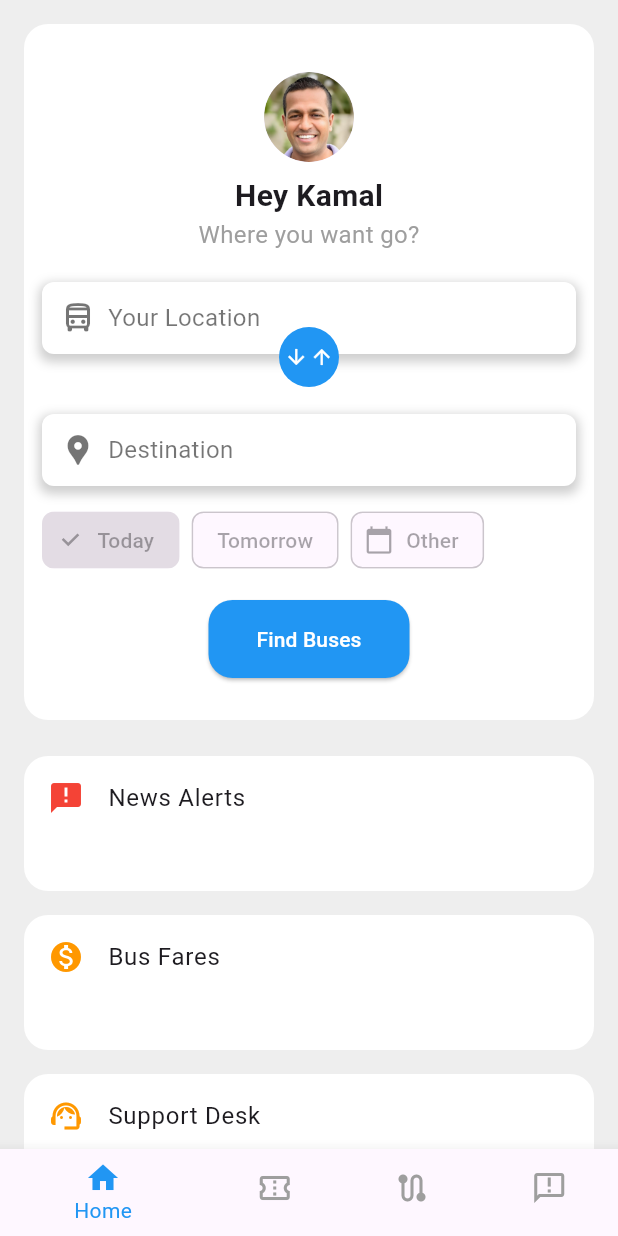
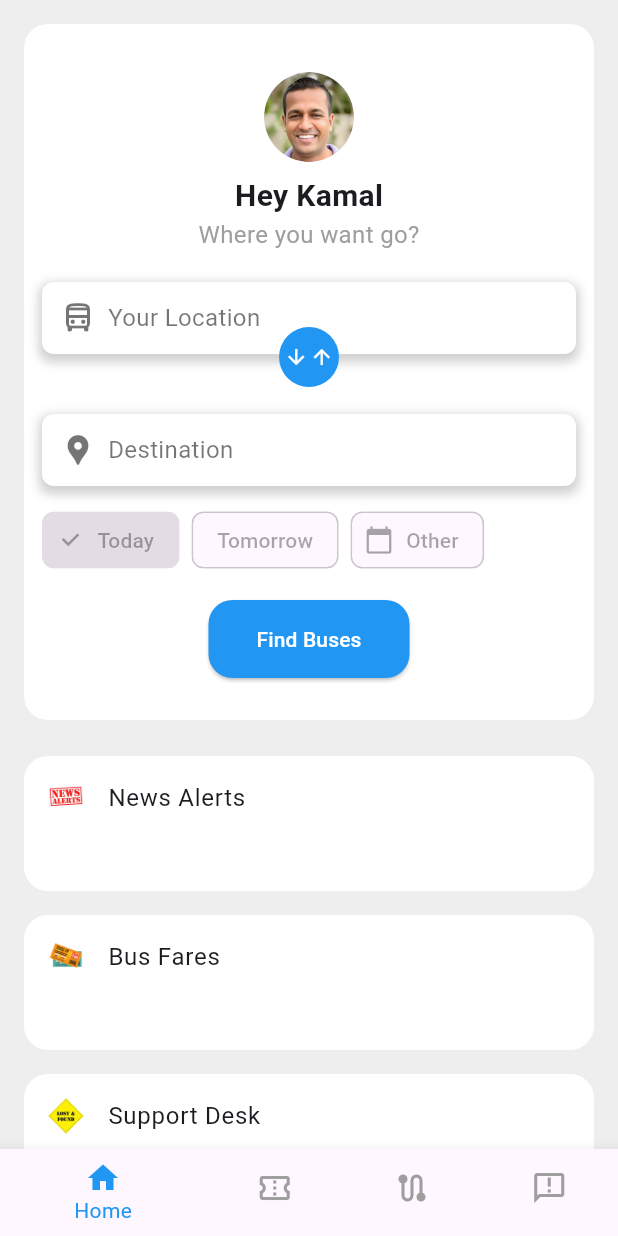
Before and after one commit to SadeeshaPerera/bus_booking_app, a Flutter app: the BusTimetableScreen screen opened directly, on a phone screen of 412 x 824 dp. Run offline on Flutter 3.47's test engine with Material 3 defaults, Android fonts, the phone set to English and light mode, and no system bars; our stand-ins replace firebase_auth, firebase_core; missing offline and left inert: firebase_ui_auth, firebase_ui_oauth_google; accounts and stored records are empty.

Commit message:
refactor: Change icons to images in home page section

```diff
--- a/lib/bus_tracking_feature/bus_time_table_screen.dart
+++ b/lib/bus_tracking_feature/bus_time_table_screen.dart
@@ -12,7 +12,10 @@ class BusTimetableScreen extends StatelessWidget {
         backgroundColor: const Color(0xFFEEEEEE),
         toolbarHeight: 0, // Hide the AppBar
       ),
-      body: SingleChildScrollView(
+      body: Column(
+        children: [
+          Expanded(
+            child: SingleChildScrollView(
               child: Padding(
                 padding: const EdgeInsets.all(16.0),
                 child: Column(
@@ -69,13 +72,14 @@ class BusTimetableScreen extends StatelessWidget {
                                           color: Colors.grey.withOpacity(0.5),
                                           spreadRadius: 2,
                                           blurRadius: 5,
-                                    offset: const Offset(
-                                        0, 3), // changes position of shadow
+                                          offset: const Offset(0,
+                                              3), // changes position of shadow
                                         ),
                                       ],
                                     ),
                                     child: const Column(
-                                crossAxisAlignment: CrossAxisAlignment.start,
+                                      crossAxisAlignment:
+                                          CrossAxisAlignment.start,
                                       children: [
                                         Row(
                                           children: [
@@ -106,13 +110,14 @@ class BusTimetableScreen extends StatelessWidget {
                                           color: Colors.grey.withOpacity(0.5),
                                           spreadRadius: 2,
                                           blurRadius: 5,
-                                    offset: const Offset(
-                                        0, 3), // changes position of shadow
+                                          offset: const Offset(0,
+                                              3), // changes position of shadow
                                         ),
                                       ],
                                     ),
                                     child: const Column(
-                                crossAxisAlignment: CrossAxisAlignment.start,
+                                      crossAxisAlignment:
+                                          CrossAxisAlignment.start,
                                       children: [
                                         Row(
                                           children: [
@@ -154,7 +159,8 @@ class BusTimetableScreen extends StatelessWidget {
                           const SizedBox(height: 12),
                           Row(
                             children: [
-                        const ChoiceChip(label: Text('Today'), selected: true),
+                              const ChoiceChip(
+                                  label: Text('Today'), selected: true),
                               const SizedBox(width: 8),
                               const ChoiceChip(
                                   label: Text('Tomorrow'), selected: false),
@@ -208,17 +214,20 @@ class BusTimetableScreen extends StatelessWidget {
                       child: ListView(
                         children: const [
                           MenuItemWidget(
-                      icon: Icons.announcement,
+                            imagePath:
+                                'assets/images/news_alert.png', // Set the image path here
                             title: 'News Alerts',
                             color: Colors.red,
                           ),
                           MenuItemWidget(
-                      icon: Icons.monetization_on,
+                            imagePath:
+                                'assets/images/bus_fares.png', // Set the image path here
                             title: 'Bus Fares',
                             color: Colors.orange,
                           ),
                           MenuItemWidget(
-                      icon: Icons.support_agent,
+                            imagePath:
+                                'assets/images/support_desk.png', // Set the image path here
                             title: 'Support Desk',
                             color: Colors.orange,
                           ),
@@ -228,6 +237,9 @@ class BusTimetableScreen extends StatelessWidget {
                   ],
                 ),
               ),
+            ),
+          ),
+        ],
       ),
       bottomNavigationBar: BottomNavigationBar(
         currentIndex: 0, // Set to the active tab
@@ -257,14 +269,14 @@ class BusTimetableScreen extends StatelessWidget {
 }
 
 class MenuItemWidget extends StatelessWidget {
-  final IconData icon;
+  final String imagePath; // Add imagePath parameter
   final String title;
   final Color color;
   final double height;
 
   const MenuItemWidget({
     super.key,
-    required this.icon,
+    required this.imagePath,
     required this.title,
     required this.color,
     this.height = 90,
@@ -288,7 +300,8 @@ class MenuItemWidget extends StatelessWidget {
           ],
         ),
         child: ListTile(
-          leading: Icon(icon, color: color),
+          leading: Image.asset(imagePath,
+              width: 24, height: 24), // Use Image.asset instead of Icon
           title: Text(title),
         ),
       ),
--- a/pubspec.yaml
+++ b/pubspec.yaml
@@ -65,6 +65,9 @@ flutter:
   assets:
     - assets/images/Bus_App_Logo_3.png
     - assets/images/round_dp.png
+    - assets/images/news_alert.png
+    - assets/images/bus_fares.png
+    - assets/images/support_desk.png
 
   # An image asset can refer to one or more resolution-specific "variants", see
   # https://flutter.dev/to/resolution-aware-images
```
Also changed, not shown: assets/images/bus_fares.png (added), assets/images/news_alert.png (added), assets/images/support_desk.png (added). Lines whose indentation alone changed are shown as unchanged.
